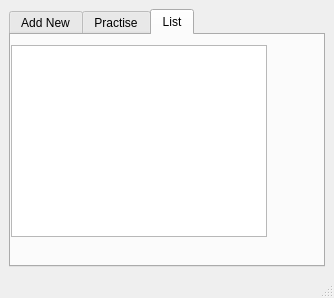
Old version of the form ui/main.ui in the repository khacdinhtkdh/EnglishDictionaryMemory.
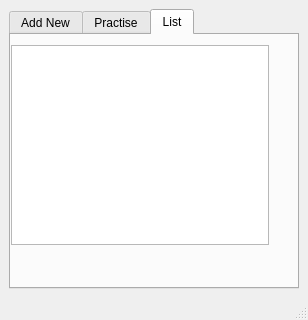
New version of the form. The open tabs and pages were chosen to show the change.

Commit message: show word when click in list

Diff of the .ui file:
```diff
--- a/ui/main.ui
+++ b/ui/main.ui
@@ -6,8 +6,8 @@
    <rect>
     <x>0</x>
     <y>0</y>
-    <width>334</width>
-    <height>298</height>
+    <width>308</width>
+    <height>320</height>
    </rect>
   </property>
   <property name="windowTitle">
@@ -166,15 +166,27 @@
        <attribute name="title">
         <string>List</string>
        </attribute>
-       <widget class="QListWidget" name="listWidget">
+       <widget class="QWidget" name="">
         <property name="geometry">
          <rect>
           <x>0</x>
           <y>10</y>
-          <width>256</width>
-          <height>192</height>
+          <width>258</width>
+          <height>220</height>
          </rect>
         </property>
+        <layout class="QVBoxLayout" name="verticalLayout_4">
+         <item>
+          <widget class="QListWidget" name="listWidget"/>
+         </item>
+         <item>
+          <widget class="QLabel" name="label">
+           <property name="text">
+            <string/>
+           </property>
+          </widget>
+         </item>
+        </layout>
        </widget>
       </widget>
      </widget>
```
Left out of the diff: 2 changed lines with no effect on the pictures. The commit also changes 3 other files.
